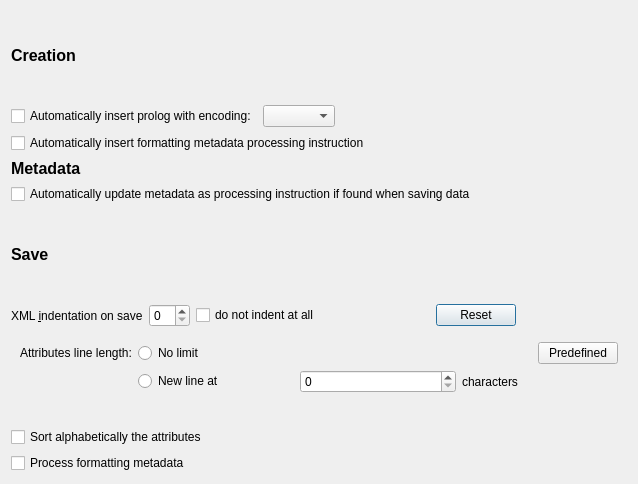
Qt form src/config/configurexmlmanagementdialog.ui (lbellonda/qxmledit) before a commit.
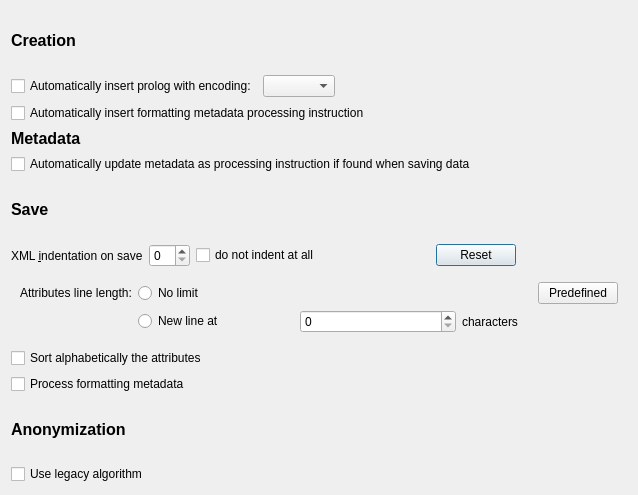
The same form after that commit.

Commit message: Stochastic anonymization (test)

Patch:
```diff
--- a/src/config/configurexmlmanagementdialog.ui
+++ b/src/config/configurexmlmanagementdialog.ui
@@ -7,7 +7,7 @@
     <x>0</x>
     <y>0</y>
     <width>638</width>
-    <height>484</height>
+    <height>495</height>
    </rect>
   </property>
   <property name="windowTitle">
@@ -39,7 +39,7 @@
       <string>Creation</string>
      </property>
      <property name="margin">
-      <number>20</number>
+      <number>16</number>
      </property>
     </widget>
    </item>
@@ -106,7 +106,7 @@
       <string>Metadata</string>
      </property>
      <property name="margin">
-      <number>20</number>
+      <number>16</number>
      </property>
     </widget>
    </item>
@@ -136,7 +136,7 @@
       <string>Save</string>
      </property>
      <property name="margin">
-      <number>20</number>
+      <number>16</number>
      </property>
     </widget>
    </item>
@@ -305,6 +305,42 @@
      </property>
     </widget>
    </item>
+   <item>
+    <widget class="QLabel" name="label_9">
+     <property name="sizePolicy">
+      <sizepolicy hsizetype="Preferred" vsizetype="Preferred">
+       <horstretch>0</horstretch>
+       <verstretch>0</verstretch>
+      </sizepolicy>
+     </property>
+     <property name="font">
+      <font>
+       <pointsize>12</pointsize>
+       <weight>75</weight>
+       <bold>true</bold>
+      </font>
+     </property>
+     <property name="frameShape">
+      <enum>QFrame::NoFrame</enum>
+     </property>
+     <property name="lineWidth">
+      <number>0</number>
+     </property>
+     <property name="text">
+      <string>Anonymization</string>
+     </property>
+     <property name="margin">
+      <number>16</number>
+     </property>
+    </widget>
+   </item>
+   <item>
+    <widget class="QCheckBox" name="cbAnonLegacyAlg">
+     <property name="text">
+      <string>Use legacy algorithm</string>
+     </property>
+    </widget>
+   </item>
   </layout>
  </widget>
  <tabstops>
```
The commit also changes 66 other files.
